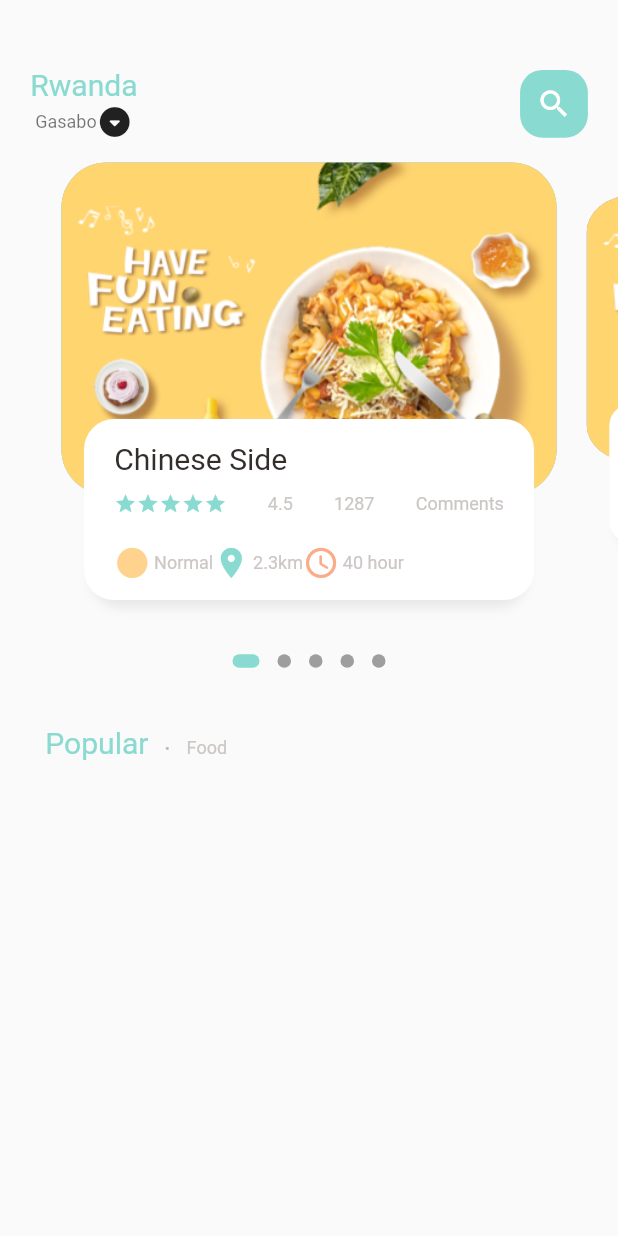
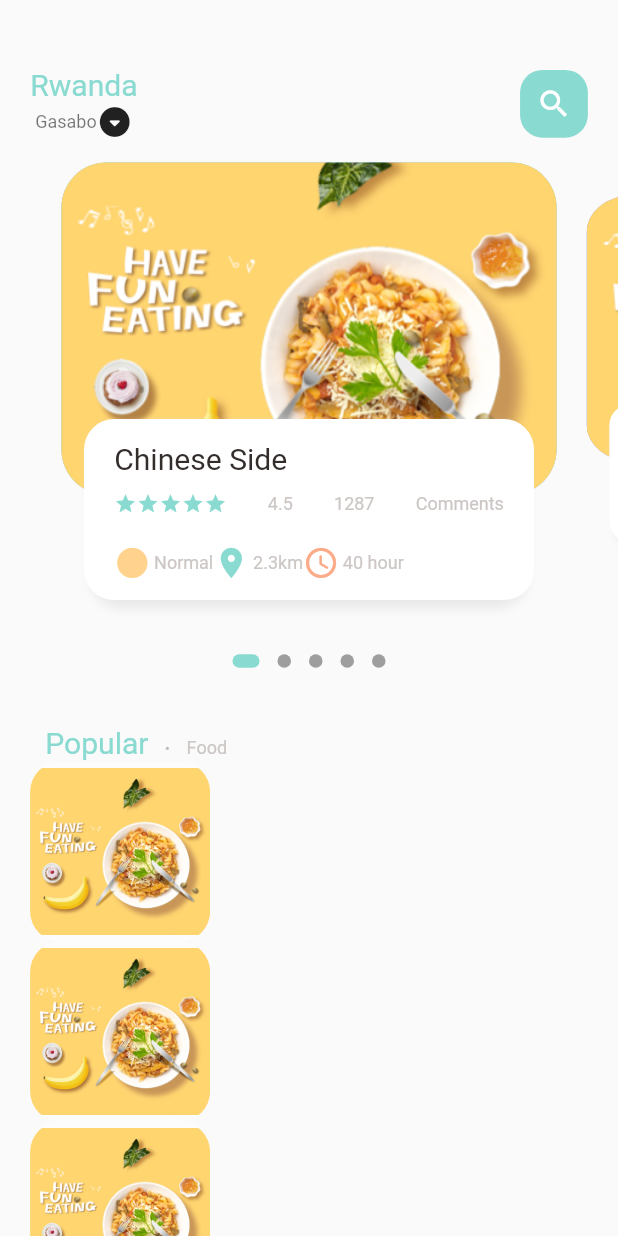
Before and after one commit to Deathkon/flow, a Flutter app: the screen it shows after launch, on a phone screen of 412 x 824 dp. Run offline on Flutter 3.47's test engine with Material 2 defaults, Android fonts, the phone set to English and light mode, and no system bars; drawn by our look-alikes of dots_indicator; our stand-ins replace get.

Commit message:
Phase 1 of Popular food section/container

```diff
--- a/lib/home/food_page_body.dart
+++ b/lib/home/food_page_body.dart
@@ -67,7 +67,7 @@ class _FoodPageBodyState extends State<FoodPageBody> {
               BigText(text: "Popular", color: AppColors.mainColor),
               SizedBox(width: Dimensions.width10),
               Container(
-                margin: const EdgeInsets.only(bottom: 2.5),
+                margin: EdgeInsets.only(bottom: 2.5),
                 child: BigText(
                   text: ".",
                   color: Colors.black26),
@@ -80,7 +80,36 @@ class _FoodPageBodyState extends State<FoodPageBody> {
               ),
             ],
           ),
-        )
+        ),
+        // List of food and images
+        Container(
+         height: 900,
+          child:  ListView.builder(
+            physics: AlwaysScrollableScrollPhysics(),
+            shrinkWrap: true,
+              itemCount: 10,
+              itemBuilder: (context, index){
+                return Container(
+                  margin: EdgeInsets.only(left: Dimensions.width20, right: Dimensions.width20),
+                  child: Row(
+                    children: [
+                      Container(
+                        width: 120,
+                        height: 120,
+                        decoration: BoxDecoration(
+                          borderRadius: BorderRadius.circular(Dimensions.radius20),
+                          color: Colors.white38,
+                          image:  DecorationImage(
+                            image: AssetImage(
+                                "assets/image/food0.png"),
+                          ),
+                        ),
+                      ),
+                    ],
+                  ),
+                );
+              }),
+        ),
       ],
     );
   }
--- a/lib/home/main_food_page.dart
+++ b/lib/home/main_food_page.dart
@@ -53,7 +53,11 @@ class _MainFoodPageState extends State<MainFoodPage> {
               ),
             ),
           ),
-          FoodPageBody(),
+          Expanded(
+            child: SingleChildScrollView(
+              child: FoodPageBody(),
+            ),
+          ),
         ],
       ),
     );
```
